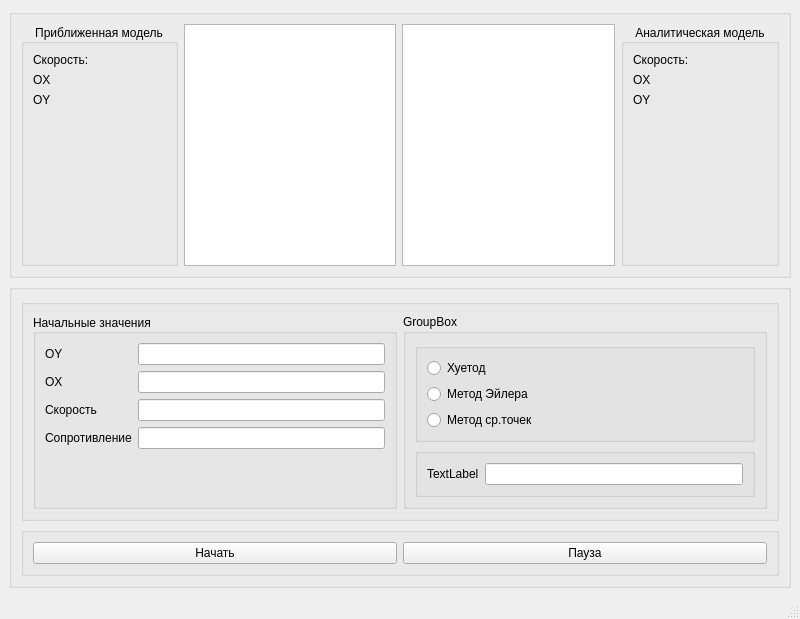
Above: mainwindow.ui from MindlessDoc/FallModel before the change. Below: the same form after it.
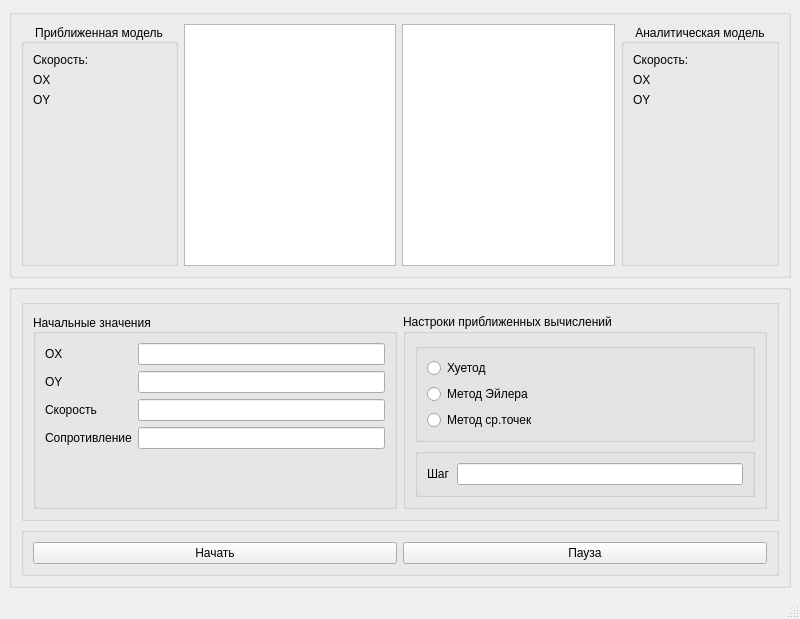
That is the form after the change.

Commit message: Connect GUI and Physical Model (part 1)

Diff of the .ui file:
```diff
--- a/mainwindow.ui
+++ b/mainwindow.ui
@@ -196,24 +196,21 @@
             </property>
             <layout class="QFormLayout" name="formLayout_3">
              <item row="0" column="0">
-              <widget class="QLabel" name="label">
-               <property name="text">
-                <string>OY</string>
-               </property>
-              </widget>
-             </item>
-             <item row="0" column="1">
-              <widget class="QLineEdit" name="lineEdit"/>
-             </item>
-             <item row="1" column="0">
               <widget class="QLabel" name="label_2">
                <property name="text">
                 <string>OX</string>
                </property>
               </widget>
              </item>
-             <item row="1" column="1">
-              <widget class="QLineEdit" name="lineEdit_2"/>
+             <item row="0" column="1">
+              <widget class="QLineEdit" name="OxLineEdit"/>
+             </item>
+             <item row="1" column="0">
+              <widget class="QLabel" name="label">
+               <property name="text">
+                <string>OY</string>
+               </property>
+              </widget>
              </item>
              <item row="2" column="0">
               <widget class="QLabel" name="label_3">
@@ -222,8 +219,11 @@
                </property>
               </widget>
              </item>
+             <item row="1" column="1">
+              <widget class="QLineEdit" name="OyLineEdit"/>
+             </item>
              <item row="2" column="1">
-              <widget class="QLineEdit" name="lineEdit_3"/>
+              <widget class="QLineEdit" name="speedLineEdit"/>
              </item>
              <item row="3" column="0">
               <widget class="QLabel" name="label_4">
@@ -233,7 +233,7 @@
               </widget>
              </item>
              <item row="3" column="1">
-              <widget class="QLineEdit" name="lineEdit_4"/>
+              <widget class="QLineEdit" name="resistanceLineEdit"/>
              </item>
             </layout>
            </widget>
@@ -255,7 +255,7 @@
              </font>
             </property>
             <property name="title">
-             <string>GroupBox</string>
+             <string>Настроки приближенных вычислений</string>
             </property>
             <layout class="QVBoxLayout" name="verticalLayout_4">
              <item>
@@ -327,12 +327,12 @@
                 <item>
                  <widget class="QLabel" name="label_5">
                   <property name="text">
-                   <string>TextLabel</string>
+                   <string>Шаг</string>
                   </property>
                  </widget>
                 </item>
                 <item>
-                 <widget class="QLineEdit" name="lineEdit_5"/>
+                 <widget class="QLineEdit" name="stepLineEdit"/>
                 </item>
                </layout>
               </widget>
```
The commit also changes 3 other files.
